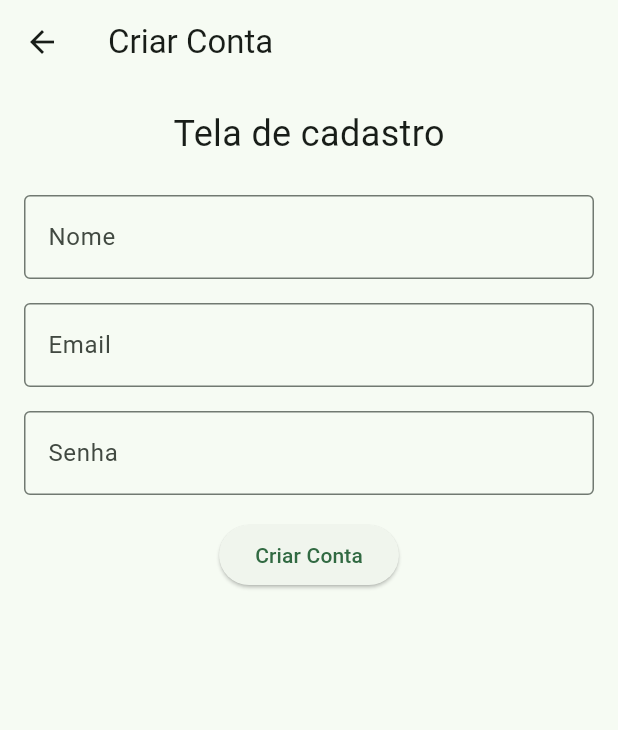
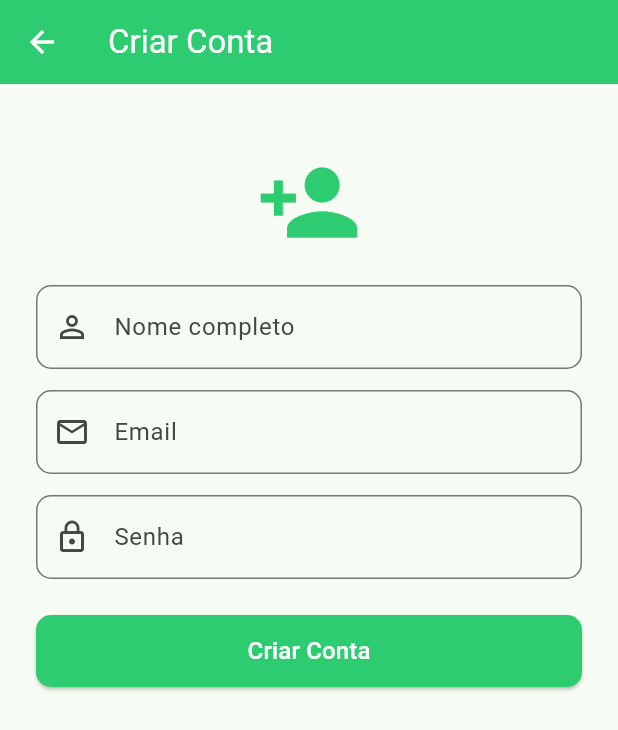
Before and after one commit to FranciscoVembane/medical_pharmacy, a Flutter app: the screen it shows after launch, after a tap on "Criar nova conta", on a phone screen of 412 x 824 dp. Shown: the top 730 px of the screen. Run offline on Flutter 3.47's test engine with Material 3 defaults, Android fonts, the phone set to English and light mode, and no system bars; our stand-ins replace cloud_firestore, firebase_auth, firebase_core; accounts and stored records are empty.

Commit message:
fix: corrigir autenticação e versões do Firebase
- Corrigir login após logout
- Actualizar versões Firebase (core, auth, firestore)
- Corrigir signup_page com campo tipo
- Melhorar UI do login_page

```diff
--- a/lib/pages/login_page.dart
+++ b/lib/pages/login_page.dart
@@ -1,8 +1,5 @@
-// ignore_for_file: use_build_context_synchronously, duplicate_ignore
-
 import 'package:flutter/material.dart';
-import 'package:firebase_auth/firebase_auth.dart'; // Autenticação
-import 'package:cloud_firestore/cloud_firestore.dart'; // Firestore
+import 'package:firebase_auth/firebase_auth.dart';
 import 'signup_page.dart';
 import 'home_page.dart';
 
@@ -14,118 +11,162 @@ class LoginPage extends StatefulWidget {
 }
 
 class _LoginPageState extends State<LoginPage> {
-  // Controladores de texto para capturar email e senha
   final _emailController = TextEditingController();
   final _passwordController = TextEditingController();
+  final _auth = FirebaseAuth.instance;
+  bool _isLoading = false;
+  bool _senhaVisivel = false;
 
-  final _auth = FirebaseAuth.instance; // Instância do FirebaseAuth
-  final _firestore = FirebaseFirestore.instance; // Instância do Firestore
+  Future<void> _login() async {
+    if (_emailController.text.trim().isEmpty ||
+        _passwordController.text.trim().isEmpty) {
+      ScaffoldMessenger.of(context).showSnackBar(
+          const SnackBar(content: Text('Preencha email e senha.')));
+      return;
+    }
 
-  bool _isLoading = false; // Flag para mostrar indicador de carregamento
-
-  // Função que executa o login
-  Future<void> _login() async {
-    setState(() => _isLoading = true); // Mostra loading
+    setState(() => _isLoading = true);
 
     try {
-      // Tenta logar com email e senha
-      UserCredential userCredential =
       await _auth.signInWithEmailAndPassword(
         email: _emailController.text.trim(),
         password: _passwordController.text.trim(),
       );
 
-      // Obtém UID do usuário logado
-      String uid = userCredential.user!.uid;
-
-      // Busca dados do usuário no Firestore
-      DocumentSnapshot userDoc =
-          await _firestore.collection('users').doc(uid).get();
-
-      // ignore: unused_local_variable
-      String userName = '';
-      if (userDoc.exists) {
-        userName = userDoc.get('name') ?? '';
+      Navigator.pushReplacement(
+          context, MaterialPageRoute(builder: (_) => const HomePage()));
+    } on FirebaseAuthException catch (e) {
+      String message = '';
+      switch (e.code) {
+        case 'user-not-found':
+          message = 'Utilizador não encontrado.';
+          break;
+        case 'wrong-password':
+          message = 'Senha incorrecta.';
+          break;
+        case 'invalid-email':
+          message = 'Email inválido.';
+          break;
+        case 'invalid-credential':
+          message = 'Email ou senha incorrectos.';
+          break;
+        case 'too-many-requests':
+          message = 'Muitas tentativas. Tente mais tarde.';
+          break;
+        default:
+          message = 'Erro: ${e.message}';
       }
-
-      // Navega para HomePage após login, com o Firestore já carregado
-      Navigator.pushReplacement(
-        // ignore: use_build_context_synchronously
-        context,
-        MaterialPageRoute(builder: (_) => const HomePage()),
-      );
-    } on FirebaseAuthException catch (e) {
-      // Captura possíveis erros do Firebase
-      String message = '';
-      if (e.code == 'user-not-found') {
-        message = 'Usuário não encontrado.';
-      } else if (e.code == 'wrong-password') {
-        message = 'Senha incorreta.';
-      } else {
-        message = e.message ?? 'Erro desconhecido.';
-      }
-
-      // Mostra mensagem de erro em um SnackBar
       ScaffoldMessenger.of(context)
           .showSnackBar(SnackBar(content: Text(message)));
     } catch (e) {
-      // Captura outros tipos de erro
       ScaffoldMessenger.of(context)
           .showSnackBar(SnackBar(content: Text('Erro: $e')));
     } finally {
-      setState(() => _isLoading = false); // Esconde loading
+      setState(() => _isLoading = false);
     }
   }
 
   @override
   Widget build(BuildContext context) {
     return Scaffold(
-      appBar: AppBar(title: const Text('Login')), // Barra superior
-      body: Padding(
-        padding: const EdgeInsets.all(16), // Espaçamento interno
+      backgroundColor: Colors.white,
+      body: SafeArea(
+        child: SingleChildScrollView(
+          padding: const EdgeInsets.all(28),
           child: Column(
-          mainAxisAlignment: MainAxisAlignment.center, // Centraliza verticalmente
+            crossAxisAlignment: CrossAxisAlignment.stretch,
             children: [
-            const Text('Tela de login', style: TextStyle(fontSize: 24)),
-            const SizedBox(height: 24), // Espaço entre elementos
-
-            // Campo de email
+              const SizedBox(height: 40),
+              // Logo
+              Center(
+                child: Container(
+                  width: 80,
+                  height: 80,
+                  decoration: const BoxDecoration(
+                    color: Color(0xFF2ECC71),
+                    shape: BoxShape.circle,
+                  ),
+                  child: const Icon(Icons.local_pharmacy,
+                      color: Colors.white, size: 40),
+                ),
+              ),
+              const SizedBox(height: 16),
+              const Center(
+                child: Text('Medical Pharmacy',
+                    style: TextStyle(
+                        fontSize: 22,
+                        fontWeight: FontWeight.bold,
+                        color: Color(0xFF2ECC71))),
+              ),
+              const Center(
+                child: Text('Gestão de medicamentos e beneficiários',
+                    style: TextStyle(fontSize: 13, color: Colors.grey)),
+              ),
+              const SizedBox(height: 40),
               TextField(
                 controller: _emailController,
-              decoration: const InputDecoration(
-                  labelText: 'Email', border: OutlineInputBorder()),
+                keyboardType: TextInputType.emailAddress,
+                decoration: InputDecoration(
+                  labelText: 'Email',
+                  prefixIcon: const Icon(Icons.email_outlined),
+                  border: OutlineInputBorder(
+                      borderRadius: BorderRadius.circular(10)),
                 ),
-            const SizedBox(height: 16),
-
-            // Campo de senha
+              ),
+              const SizedBox(height: 14),
               TextField(
                 controller: _passwordController,
-              decoration: const InputDecoration(
-                  labelText: 'Senha', border: OutlineInputBorder()),
-              obscureText: true, // Oculta a senha
+                obscureText: !_senhaVisivel,
+                decoration: InputDecoration(
+                  labelText: 'Senha',
+                  prefixIcon: const Icon(Icons.lock_outline),
+                  suffixIcon: IconButton(
+                    icon: Icon(_senhaVisivel
+                        ? Icons.visibility_off_outlined
+                        : Icons.visibility_outlined),
+                    onPressed: () =>
+                        setState(() => _senhaVisivel = !_senhaVisivel),
                   ),
-            const SizedBox(height: 16),
-
-            // Botão de login ou loading
+                  border: OutlineInputBorder(
+                      borderRadius: BorderRadius.circular(10)),
+                ),
+              ),
+              const SizedBox(height: 24),
               _isLoading
-                ? const CircularProgressIndicator()
-                : ElevatedButton(
-                    onPressed: _login, // Chama função de login
-                    child: const Text('Entrar'),
+                  ? const Center(
+                      child:
+                          CircularProgressIndicator(color: Color(0xFF2ECC71)))
+                  : SizedBox(
+                      height: 48,
+                      child: ElevatedButton(
+                        style: ElevatedButton.styleFrom(
+                          backgroundColor: const Color(0xFF2ECC71),
+                          shape: RoundedRectangleBorder(
+                              borderRadius: BorderRadius.circular(10)),
                         ),
-            const SizedBox(height: 16),
-
-            // Botão para ir para cadastro
-            TextButton(
-              onPressed: () {
-                Navigator.push(
-                  context,
-                  MaterialPageRoute(builder: (_) => const SignupPage()),
-                );
-              },
-              child: const Text('Criar nova conta'),
-            )
+                        onPressed: _login,
+                        child: const Text('Entrar',
+                            style:
+                                TextStyle(color: Colors.white, fontSize: 16)),
+                      ),
+                    ),
+              const SizedBox(height: 12),
+              SizedBox(
+                height: 48,
+                child: OutlinedButton(
+                  style: OutlinedButton.styleFrom(
+                    side: const BorderSide(color: Color(0xFF2ECC71)),
+                    shape: RoundedRectangleBorder(
+                        borderRadius: BorderRadius.circular(10)),
+                  ),
+                  onPressed: () => Navigator.push(context,
+                      MaterialPageRoute(builder: (_) => const SignupPage())),
+                  child: const Text('Criar nova conta',
+                      style: TextStyle(color: Color(0xFF2ECC71))),
+                ),
+              ),
             ],
+          ),
         ),
       ),
     );
--- a/lib/pages/signup_page.dart
+++ b/lib/pages/signup_page.dart
@@ -1,6 +1,6 @@
 import 'package:flutter/material.dart';
-import 'package:firebase_auth/firebase_auth.dart'; // Para autenticação de usuários
-import 'package:cloud_firestore/cloud_firestore.dart'; // Para salvar dados no Firestore
+import 'package:firebase_auth/firebase_auth.dart';
+import 'package:cloud_firestore/cloud_firestore.dart';
 import 'home_page.dart';
 
 class SignupPage extends StatefulWidget {
@@ -11,46 +11,39 @@ class SignupPage extends StatefulWidget {
 }
 
 class _SignupPageState extends State<SignupPage> {
-  // Controladores para capturar dados do usuário nos campos de texto
-  final _nameController = TextEditingController(); // Nome do usuário
-  final _emailController = TextEditingController(); // Email
-  final _passwordController = TextEditingController(); // Senha
+  final _nameController = TextEditingController();
+  final _emailController = TextEditingController();
+  final _passwordController = TextEditingController();
 
-  final _auth = FirebaseAuth.instance; // Instância de autenticação
-  final _firestore = FirebaseFirestore.instance; // Instância do Firestore
+  final _auth = FirebaseAuth.instance;
+  final _firestore = FirebaseFirestore.instance;
 
-  bool _isLoading = false; // Flag para indicar carregamento durante o cadastro
+  bool _isLoading = false;
 
-  // Função que executa o cadastro do usuário
   Future<void> _signup() async {
-    setState(() => _isLoading = true); // Mostra indicador de carregamento
+    setState(() => _isLoading = true);
 
     try {
-      // Cria usuário no Firebase Authentication com email e senha
       UserCredential userCredential =
           await _auth.createUserWithEmailAndPassword(
-        email: _emailController.text.trim(), // Remove espaços extras
+        email: _emailController.text.trim(),
         password: _passwordController.text.trim(),
       );
 
-      // Obtém o UID único do usuário criado
       String uid = userCredential.user!.uid;
 
-      // Salva dados do usuário no Firestore
       await _firestore.collection('users').doc(uid).set({
-        'name': _nameController.text.trim(), // Nome do usuário
-        'email': _emailController.text.trim(), // Email
-        'created_at': FieldValue.serverTimestamp(), // Timestamp da criação
+        'name': _nameController.text.trim(),
+        'email': _emailController.text.trim(),
+        'tipo': 'doador',
+        'created_at': FieldValue.serverTimestamp(),
       });
 
-      // Cadastro concluído, navega para a HomePage
       Navigator.pushReplacement(
-        // ignore: use_build_context_synchronously
         context,
         MaterialPageRoute(builder: (_) => const HomePage()),
       );
     } on FirebaseAuthException catch (e) {
-      // Trata erros específicos de autenticação
       String message = '';
       if (e.code == 'weak-password') {
         message = 'Senha muito fraca.';
@@ -59,66 +52,80 @@ class _SignupPageState extends State<SignupPage> {
       } else {
         message = e.message ?? 'Erro desconhecido.';
       }
-
-      // Exibe mensagem de erro em um SnackBar
-      // ignore: use_build_context_synchronously
       ScaffoldMessenger.of(context)
           .showSnackBar(SnackBar(content: Text(message)));
     } catch (e) {
-      // Captura qualquer outro tipo de erro
-      // ignore: use_build_context_synchronously
       ScaffoldMessenger.of(context)
           .showSnackBar(SnackBar(content: Text('Erro: $e')));
     } finally {
-      setState(() => _isLoading = false); // Esconde indicador de carregamento
+      setState(() => _isLoading = false);
     }
   }
 
   @override
   Widget build(BuildContext context) {
     return Scaffold(
-      appBar: AppBar(title: const Text('Criar Conta')), // Barra superior
+      appBar: AppBar(
+        backgroundColor: const Color(0xFF2ECC71),
+        title: const Text('Criar Conta', style: TextStyle(color: Colors.white)),
+        iconTheme: const IconThemeData(color: Colors.white),
+      ),
       body: Padding(
-        padding: const EdgeInsets.all(16),
+        padding: const EdgeInsets.all(24),
         child: SingleChildScrollView(
-          // Permite rolagem se teclado cobrir campos
           child: Column(
-            mainAxisAlignment: MainAxisAlignment.center,
             children: [
-              const Text('Tela de cadastro', style: TextStyle(fontSize: 24)),
-              const SizedBox(height: 24),
-
-              // Campo de nome
+              const SizedBox(height: 20),
+              const Icon(Icons.person_add, size: 70, color: Color(0xFF2ECC71)),
+              const SizedBox(height: 20),
               TextField(
                 controller: _nameController,
-                decoration: const InputDecoration(
-                    labelText: 'Nome', border: OutlineInputBorder()),
+                decoration: InputDecoration(
+                  labelText: 'Nome completo',
+                  prefixIcon: const Icon(Icons.person_outline),
+                  border: OutlineInputBorder(
+                      borderRadius: BorderRadius.circular(10)),
+                ),
               ),
-              const SizedBox(height: 16),
-
-              // Campo de email
+              const SizedBox(height: 14),
               TextField(
                 controller: _emailController,
-                decoration: const InputDecoration(
-                    labelText: 'Email', border: OutlineInputBorder()),
+                keyboardType: TextInputType.emailAddress,
+                decoration: InputDecoration(
+                  labelText: 'Email',
+                  prefixIcon: const Icon(Icons.email_outlined),
+                  border: OutlineInputBorder(
+                      borderRadius: BorderRadius.circular(10)),
+                ),
               ),
-              const SizedBox(height: 16),
-
-              // Campo de senha
+              const SizedBox(height: 14),
               TextField(
                 controller: _passwordController,
-                decoration: const InputDecoration(
-                    labelText: 'Senha', border: OutlineInputBorder()),
-                obscureText: true, // Oculta a senha digitada
+                obscureText: true,
+                decoration: InputDecoration(
+                  labelText: 'Senha',
+                  prefixIcon: const Icon(Icons.lock_outline),
+                  border: OutlineInputBorder(
+                      borderRadius: BorderRadius.circular(10)),
+                ),
               ),
-              const SizedBox(height: 16),
-
-              // Botão de cadastro ou indicador de loading
+              const SizedBox(height: 24),
               _isLoading
-                  ? const CircularProgressIndicator()
-                  : ElevatedButton(
-                      onPressed: _signup, // Chama função de cadastro
-                      child: const Text('Criar Conta'),
+                  ? const CircularProgressIndicator(color: Color(0xFF2ECC71))
+                  : SizedBox(
+                      width: double.infinity,
+                      height: 48,
+                      child: ElevatedButton(
+                        style: ElevatedButton.styleFrom(
+                          backgroundColor: const Color(0xFF2ECC71),
+                          shape: RoundedRectangleBorder(
+                              borderRadius: BorderRadius.circular(10)),
+                        ),
+                        onPressed: _signup,
+                        child: const Text('Criar Conta',
+                            style:
+                                TextStyle(color: Colors.white, fontSize: 16)),
+                      ),
                     ),
             ],
           ),
```
Also changed, not shown: pubspec.yaml (+6 -6 lines), pubspec.lock, 1 other file. Lines whose indentation alone changed are shown as unchanged.
